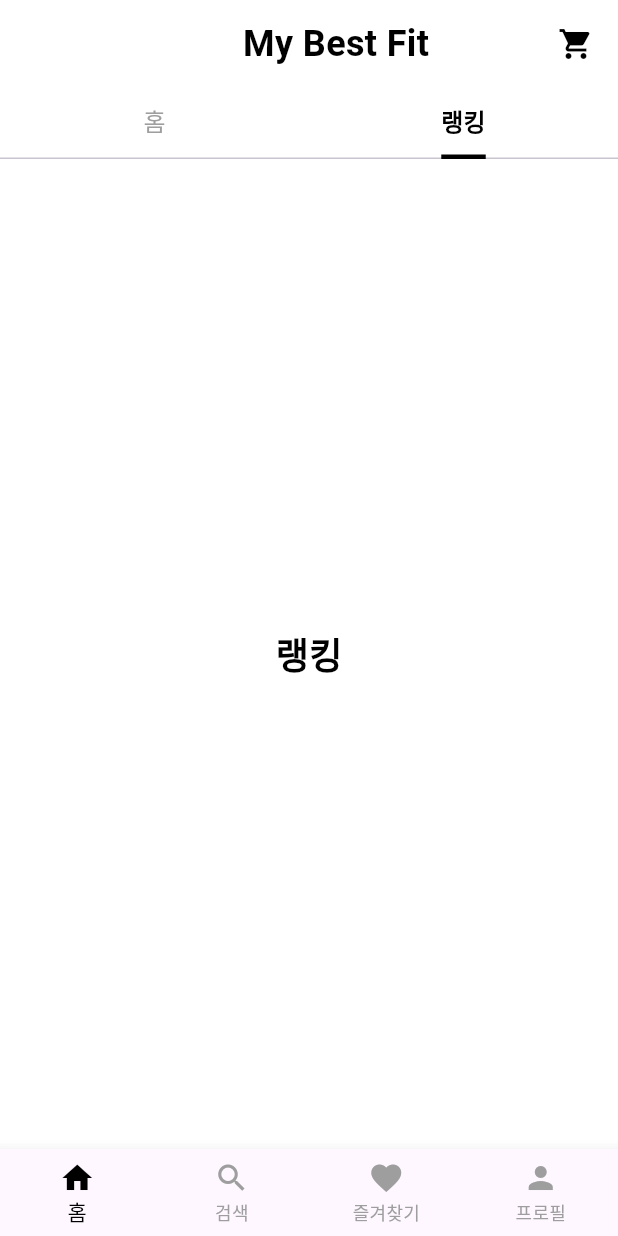
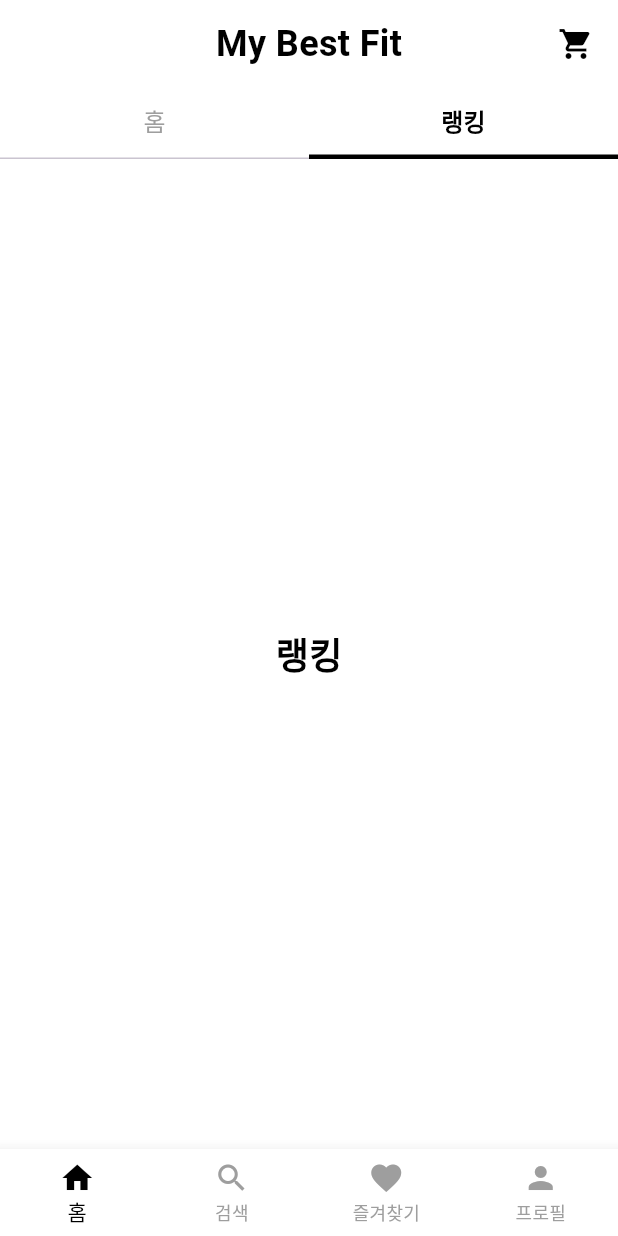
Before and after one commit to JongHyun070105/ShoppingApp, a Flutter app: the screen it shows after launch, tab 2 chosen, on a phone screen of 412 x 824 dp. Run offline on Flutter 3.47's test engine with Material 3 defaults, Android fonts, the phone set to English and light mode, and no system bars; our stand-ins replace carousel_slider; network calls fail.

Commit message:
메인페이지UI 구현, 서브페이지 제작중

```diff
--- a/lib/main.dart
+++ b/lib/main.dart
@@ -4,6 +4,9 @@ import 'widgets/custom_tab_bar.dart';
 import 'widgets/promo_carousel.dart';
 import 'widgets/category_grid.dart';
 import 'widgets/popular_products_section.dart';
+import 'pages/search_page.dart';
+import 'pages/favorites_page.dart';
+import 'pages/profile_page.dart';
 
 void main() {
   runApp(const MyApp());
@@ -39,7 +42,7 @@ class _MainPageState extends State<MainPage> with TickerProviderStateMixin {
       CarouselSliderController();
 
   List<String> carouselImages = [
-    "https://png.pngtree.com/template/20231215/ourlarge/pngtree-clothing-sweatshirt-female-model-fashion-yellow-modern-simple-banner-banner-home-image_1982035.png",
+    "https://img.freepik.com/free-psd/fashion-clothes-banner-template_23-2148578502.jpg",
     "https://cdn.news2day.co.kr/data2/content/image/2019/09/23/20190923306831.jpg",
     "https://images.jkn.co.kr/data/images/full/904120/g-_-600-jpg.jpg?w=600",
   ];
@@ -126,11 +129,11 @@ class _MainPageState extends State<MainPage> with TickerProviderStateMixin {
       case 0:
         return _buildHomePage();
       case 1:
-        return _buildSearchPage();
+        return const SearchPage();
       case 2:
-        return _buildFavoritesPage();
+        return const FavoritesPage();
       case 3:
-        return _buildProfilePage();
+        return const ProfilePage();
       default:
         return _buildHomePage();
     }
@@ -187,41 +190,37 @@ class _MainPageState extends State<MainPage> with TickerProviderStateMixin {
   Widget _buildHeader() {
     return Container(
       padding: const EdgeInsets.symmetric(horizontal: 16, vertical: 12),
-      child: Row(
-        mainAxisAlignment: MainAxisAlignment.spaceBetween,
+      child: Stack(
         children: [
-          const SizedBox(width: 60), // 공간 확보
-          const Text(
-            'My Best Fit',
-            style: TextStyle(
-              fontSize: 24,
-              fontWeight: FontWeight.bold,
-              color: Colors.black,
+          // 중앙 정렬된 타이틀
+          Center(
+            child: Text(
+              'My Best Fit',
+              style: TextStyle(
+                fontSize: 24,
+                fontWeight: FontWeight.bold,
+                color: Colors.black,
+              ),
             ),
           ),
-          const Icon(Icons.shopping_cart, color: Colors.black, size: 24),
+          // 오른쪽 장바구니 아이콘
+          Positioned(
+            right: 0,
+            top: 0,
+            bottom: 0,
+            child: Center(
+              child: Icon(Icons.shopping_cart, color: Colors.black, size: 24),
+            ),
+          ),
         ],
       ),
     );
   }
 
-  Widget _buildSearchPage() {
-    return const Center(child: Text('검색 페이지', style: TextStyle(fontSize: 24)));
-  }
-
-  Widget _buildFavoritesPage() {
-    return const Center(
-      child: Text('즐겨찾기 페이지', style: TextStyle(fontSize: 24)),
-    );
-  }
-
-  Widget _buildProfilePage() {
-    return const Center(child: Text('프로필 페이지', style: TextStyle(fontSize: 24)));
-  }
-
   Widget _buildBottomNavigationBar() {
     return BottomNavigationBar(
       type: BottomNavigationBarType.fixed,
+      backgroundColor: Colors.white,
       currentIndex: _currentIndex,
       onTap: (index) {
         setState(() {
--- a/lib/widgets/category_grid.dart
+++ b/lib/widgets/category_grid.dart
@@ -8,7 +8,7 @@ class CategoryGrid extends StatelessWidget {
   @override
   Widget build(BuildContext context) {
     return Container(
-      padding: const EdgeInsets.all(16),
+      padding: const EdgeInsets.fromLTRB(16, 16, 16, 8),
       child: GridView.builder(
         shrinkWrap: true,
         physics: const NeverScrollableScrollPhysics(),
--- a/lib/widgets/custom_tab_bar.dart
+++ b/lib/widgets/custom_tab_bar.dart
@@ -12,8 +12,9 @@ class CustomTabBar extends StatelessWidget {
         controller: tabController,
         indicator: const UnderlineTabIndicator(
           borderSide: BorderSide(color: Colors.black, width: 3),
-          insets: EdgeInsets.zero,
+          insets: EdgeInsets.symmetric(horizontal: 0),
         ),
+        indicatorSize: TabBarIndicatorSize.tab,
         labelColor: Colors.black,
         unselectedLabelColor: Colors.grey,
         labelStyle: const TextStyle(fontSize: 16, fontWeight: FontWeight.bold),
--- a/lib/widgets/promo_carousel.dart
+++ b/lib/widgets/promo_carousel.dart
@@ -17,14 +17,13 @@ class PromoCarousel extends StatelessWidget {
   Widget build(BuildContext context) {
     return Container(
       height: 250,
-      margin: const EdgeInsets.fromLTRB(0, 0, 0, 16),
+      margin: const EdgeInsets.fromLTRB(0, 0, 0, 8),
       child: CarouselSlider(
         carouselController: carouselController,
         items: images.map((imageUrl) {
           return Container(
-            decoration: BoxDecoration(borderRadius: BorderRadius.circular(12)),
+            decoration: BoxDecoration(borderRadius: BorderRadius.circular(6)),
             child: ClipRRect(
-              borderRadius: BorderRadius.circular(12),
               child: Image.network(
                 imageUrl,
                 fit: BoxFit.cover,
```
Also changed, not shown: lib/pages/favorites_page.dart (added, +33 -0 lines), lib/pages/profile_page.dart (added, +33 -0 lines), lib/pages/search_page.dart (added, +42 -0 lines), lib/widgets/popular_products_section.dart (+5 -5 lines), lib/widgets/product_card.dart (+12 -12 lines).
